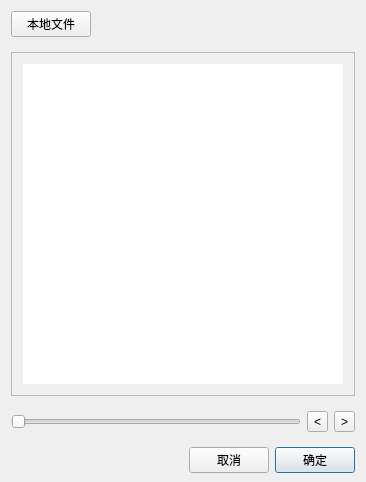
jpush/jchat-windows, file JChat/ImageCut.ui: the form before one commit.
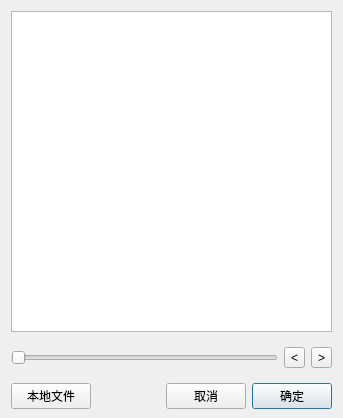
The form after the commit.

```diff
--- a/JChat/ImageCut.ui
+++ b/JChat/ImageCut.ui
@@ -6,8 +6,8 @@
    <rect>
     <x>0</x>
     <y>0</y>
-    <width>358</width>
-    <height>477</height>
+    <width>339</width>
+    <height>418</height>
    </rect>
   </property>
   <property name="windowTitle">
@@ -20,30 +20,6 @@
    <property name="bottomMargin">
     <number>9</number>
    </property>
-   <item>
-    <layout class="QHBoxLayout" name="horizontalLayout_2">
-     <item>
-      <widget class="QPushButton" name="btnOpenFile">
-       <property name="text">
-        <string>本地文件</string>
-       </property>
-      </widget>
-     </item>
-     <item>
-      <spacer name="horizontalSpacer">
-       <property name="orientation">
-        <enum>Qt::Horizontal</enum>
-       </property>
-       <property name="sizeHint" stdset="0">
-        <size>
-         <width>40</width>
-         <height>20</height>
-        </size>
-       </property>
-      </spacer>
-     </item>
-    </layout>
-   </item>
    <item>
     <widget class="QFrame" name="frame">
      <property name="sizePolicy">
@@ -52,13 +28,25 @@
        <verstretch>0</verstretch>
       </sizepolicy>
      </property>
-     <property name="frameShape">
-      <enum>QFrame::StyledPanel</enum>
+     <property name="styleSheet">
+      <string notr="true"/>
      </property>
      <property name="frameShadow">
       <enum>QFrame::Raised</enum>
      </property>
      <layout class="QHBoxLayout" name="horizontalLayout_4">
+      <property name="leftMargin">
+       <number>0</number>
+      </property>
+      <property name="topMargin">
+       <number>0</number>
+      </property>
+      <property name="rightMargin">
+       <number>0</number>
+      </property>
+      <property name="bottomMargin">
+       <number>0</number>
+      </property>
       <item>
        <widget class="QGraphicsView" name="graphicsView">
         <property name="sizePolicy">
@@ -69,18 +57,22 @@
         </property>
         <property name="minimumSize">
          <size>
-          <width>320</width>
-          <height>320</height>
+          <width>321</width>
+          <height>321</height>
          </size>
         </property>
         <property name="maximumSize">
          <size>
-          <width>320</width>
-          <height>320</height>
+          <width>321</width>
+          <height>321</height>
          </size>
         </property>
-        <property name="frameShape">
-         <enum>QFrame::NoFrame</enum>
+        <property name="styleSheet">
+         <string notr="true">#frame
+{
+	border:1px solid rgb(109, 109, 109);
+}
+</string>
         </property>
         <property name="verticalScrollBarPolicy">
          <enum>Qt::ScrollBarAlwaysOff</enum>
@@ -123,6 +115,13 @@
    </item>
    <item>
     <layout class="QHBoxLayout" name="horizontalLayout_3">
+     <item>
+      <widget class="QPushButton" name="btnOpenFile">
+       <property name="text">
+        <string>本地文件</string>
+       </property>
+      </widget>
+     </item>
      <item>
       <spacer name="horizontalSpacer_2">
        <property name="orientation">
```
Left out of the diff: 2 changed lines with no effect on the pictures.
